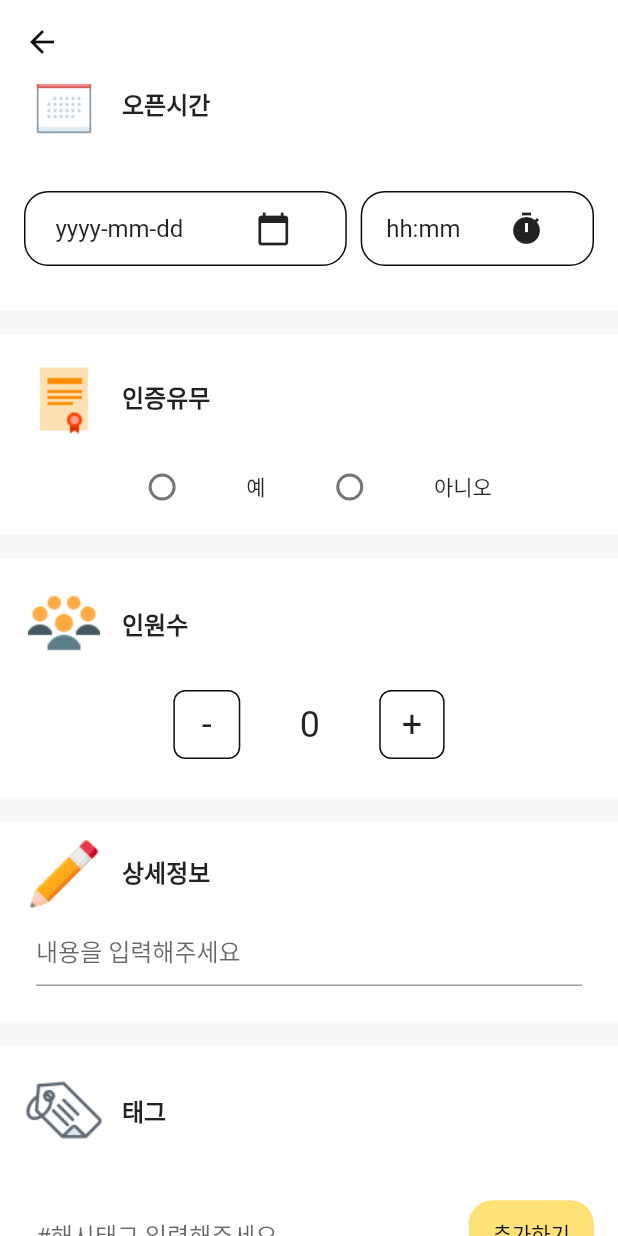
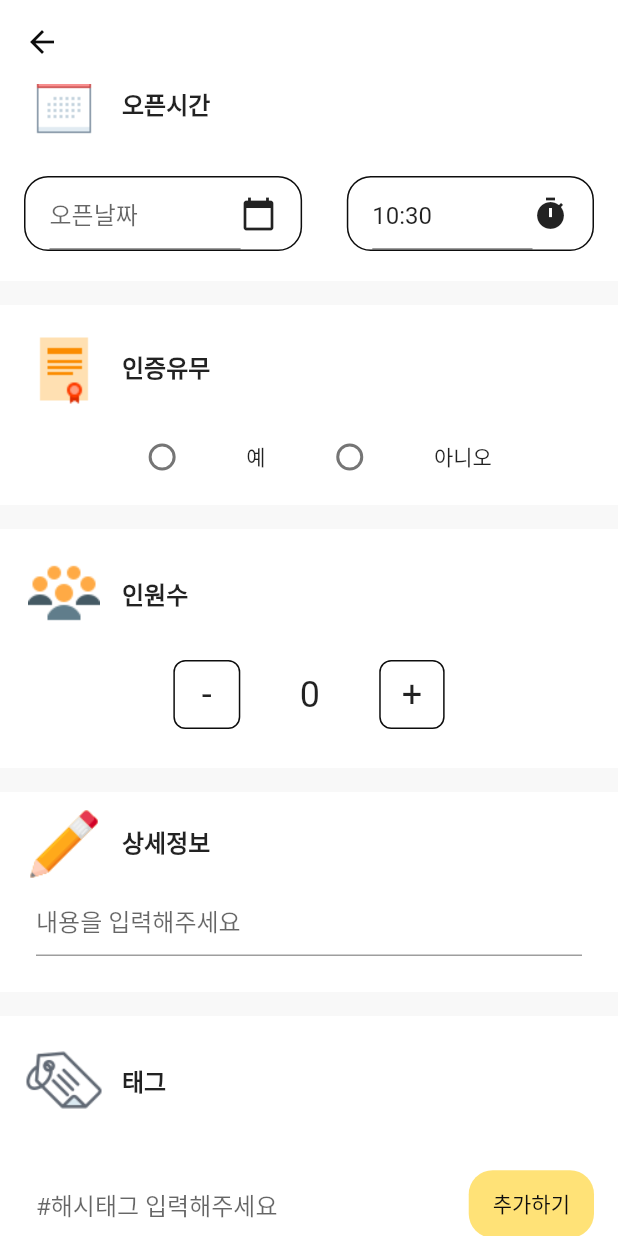
Before and after one commit to jieunlee0106/git_lab, a Flutter app: the SharingRegister screen opened by its route, scrolled down 576 dp, after a tap on the "timer" icon, on a phone screen of 412 x 824 dp. Run offline on Flutter 3.47's test engine with Material 2 defaults, Android fonts, the phone set to English and light mode, and no system bars; our stand-ins replace carousel_slider, flutter_dotenv, flutter_secure_storage, get, image_picker, logger and 1 more; missing offline and left inert: multi_image_picker_view, platform_date_picker, twitter_login; accounts and stored records are empty; network calls fail.

```diff
--- a/fe/user/nnz/lib/src/app.dart
+++ b/fe/user/nnz/lib/src/app.dart
@@ -2,7 +2,6 @@ import 'package:flutter/material.dart';
 import 'package:get/get.dart';
 import 'package:nnz/src/pages/home/home.dart';
 import 'package:nnz/src/pages/user/mypage.dart';
-import 'package:nnz/src/pages/user/register.dart';
 
 import 'components/icon_data.dart';
 import 'controller/bottom_nav_controller.dart';
@@ -14,7 +13,6 @@ class App extends GetView<BottomNavController> {
     return WillPopScope(
         onWillPop: controller.willPopAction,
         child: Obx(() {
-          final token = Get.find<BottomNavController>().accessToken;
           return Scaffold(
             body: IndexedStack(
               index: controller.navIndex.value,
@@ -41,7 +39,7 @@ class App extends GetView<BottomNavController> {
                 ),
                 //mypage
 
-                token == null ? Register() : const MyPage(),
+                const MyPage(),
               ],
             ),
             bottomNavigationBar: BottomNavigationBar(
--- a/fe/user/nnz/lib/src/components/sharing_register_form/open_timer.dart
+++ b/fe/user/nnz/lib/src/components/sharing_register_form/open_timer.dart
@@ -1,14 +1,14 @@
 import 'package:flutter/material.dart';
 import 'package:get/get.dart';
 import 'package:logger/logger.dart';
+import 'package:nnz/src/components/icon_data.dart';
 import 'package:nnz/src/controller/sharing_register_controller.dart';
 import 'package:platform_date_picker/platform_date_picker.dart';
 
 import '../../config/config.dart';
-import '../icon_data.dart';
 
 class OpenTime extends StatefulWidget {
-  const OpenTime({super.key});
+  const OpenTime({Key? key}) : super(key: key);
 
   @override
   State<OpenTime> createState() => _OpenTimeState();
@@ -58,15 +58,13 @@ class _OpenTimeState extends State<OpenTime> {
           ),
           Container(
             padding: const EdgeInsets.symmetric(
-              vertical: 10,
+              vertical: 12,
             ),
             child: Row(
               mainAxisAlignment: MainAxisAlignment.spaceBetween,
               children: [
                 Container(
-                  margin: const EdgeInsets.symmetric(
-                    vertical: 12,
-                  ),
+                  width: Get.width * 0.45,
                   decoration: BoxDecoration(
                     border: Border.all(
                       color: Config.blackColor,
@@ -75,50 +73,24 @@ class _OpenTimeState extends State<OpenTime> {
                   ),
                   child: Container(
                     padding: const EdgeInsets.symmetric(
-                      horizontal: 20,
+                      horizontal: 16,
                     ),
                     child: Row(
+                      mainAxisAlignment: MainAxisAlignment.spaceBetween,
                       children: [
-                        Text(
-                          controller.openDate.value,
-                          style: const TextStyle(
-                            fontSize: 16,
+                        Expanded(
+                          child: TextField(
+                            controller: controller.openDateController,
+                            decoration: const InputDecoration(hintText: "오픈날짜"),
                           ),
                         ),
-                        MaterialButton(
-                          minWidth: 60,
-                          child: const Padding(
-                            padding: EdgeInsets.only(
-                              left: 32,
-                            ),
-                            child: Icon(
-                              Icons.calendar_today,
-                            ),
-                          ),
-                          onPressed: () async {
-                            DateTime? temp = await PlatformDatePicker.showDate(
-                              context: context,
-                              firstDate: DateTime(DateTime.now().year),
-                              initialDate: DateTime.now(),
-                              lastDate: DateTime(DateTime.now().year + 5),
-                            );
-                            if (temp != null) {
-                              setState(() {
-                                date = temp;
-                              });
-                            }
-                            final dateFormat = date.toString().substring(0, 10);
-                            controller.openDate(dateFormat);
-                          },
-                        ),
+                        const Icon(Icons.calendar_today),
                       ],
                     ),
                   ),
                 ),
                 Container(
-                  margin: const EdgeInsets.symmetric(
-                    vertical: 12,
-                  ),
+                  width: Get.width * 0.4,
                   decoration: BoxDecoration(
                     border: Border.all(
                       color: Config.blackColor,
@@ -129,43 +101,38 @@ class _OpenTimeState extends State<OpenTime> {
                     padding: const EdgeInsets.symmetric(
                       horizontal: 16,
                     ),
+                    child: Container(
                       child: Row(
                         mainAxisAlignment: MainAxisAlignment.spaceBetween,
                         children: [
-                        Text(
-                          controller.openTime.value,
-                          style: const TextStyle(
-                            fontSize: 16,
+                          Expanded(
+                            child: TextField(
+                              controller: controller.openTimeController,
+                              decoration:
+                                  const InputDecoration(hintText: "오픈시간"),
                             ),
                           ),
-                        MaterialButton(
-                          minWidth: 60,
-                          child: const Padding(
-                            padding: EdgeInsets.only(
-                              left: 16,
-                            ),
-                            child: Icon(
-                              Icons.timer,
-                            ),
-                          ),
-                          onPressed: () async {
-                            TimeOfDay? temp = await PlatformDatePicker.showTime(
-                              use24hFormat: true,
+                          GestureDetector(
+                              onTap: () async {
+                                TimeOfDay? temp =
+                                    await PlatformDatePicker.showTime(
                                   context: context,
                                   initialTime: time,
                                   showCupertino: true,
-                              showMaterial: true,
-                              height: 200,
+                                  use24hFormat: true,
                                 );
+                                if (temp != null) {
                                   setState(() {
-                              time = temp!;
+                                    time = temp;
                                   });
+                                }
                                 final timeFormat =
                                     time.toString().substring(10, 15);
-                            controller.openTime(timeFormat);
+                                controller.openTimeController.text = timeFormat;
                               },
+                              child: const Icon(Icons.timer)),
+                        ],
                       ),
-                      ],
                     ),
                   ),
                 )
--- a/fe/user/nnz/lib/src/components/sharing_register_form/performance_time.dart
+++ b/fe/user/nnz/lib/src/components/sharing_register_form/performance_time.dart
@@ -1,17 +1,16 @@
 import 'package:flutter/material.dart';
 import 'package:get/get.dart';
 import 'package:logger/logger.dart';
+import 'package:nnz/src/components/icon_data.dart';
+import 'package:nnz/src/config/config.dart';
 import 'package:nnz/src/controller/sharing_register_controller.dart';
 import 'package:platform_date_picker/platform_date_picker.dart';
 
-import '../../config/config.dart';
-import '../icon_data.dart';
-
 class PerformanceTime extends StatefulWidget {
-  const PerformanceTime({super.key});
+  const PerformanceTime({Key? key}) : super(key: key);
 
   @override
-  State<PerformanceTime> createState() => _PerformanceTimeState();
+  _PerformanceTimeState createState() => _PerformanceTimeState();
 }
 
 class _PerformanceTimeState extends State<PerformanceTime> {
@@ -61,40 +60,37 @@ class _PerformanceTimeState extends State<PerformanceTime> {
             margin: const EdgeInsets.symmetric(
               vertical: 12,
             ),
+            child: Row(
+              mainAxisAlignment: MainAxisAlignment.spaceBetween,
+              children: [
+                Container(
+                  width: Get.width * 0.45,
                   decoration: BoxDecoration(
                     border: Border.all(
                       color: Config.blackColor,
                     ),
                     borderRadius: BorderRadius.circular(16),
                   ),
+                  child: Padding(
+                    padding: const EdgeInsets.symmetric(
+                      horizontal: 16,
+                    ),
                     child: Row(
                       mainAxisAlignment: MainAxisAlignment.spaceBetween,
                       children: [
-                Container(
-                  margin: const EdgeInsets.symmetric(
-                    horizontal: 16,
-                  ),
-                  width: Get.width * 0.6,
+                        Expanded(
                           child: TextField(
-                    controller: controller.performController,
+                            controller: controller.performStartController,
                             decoration: const InputDecoration(
-                      hintText: "공연날짜를 선택해주세요",
+                              hintText: "공연 시작일",
                               border: InputBorder.none,
                             ),
                           ),
-                  // Text(
-                  //   controller.performDate.value,
-                  //   style: const TextStyle(
-                  //     fontSize: 16,
-                  //   ),
-                  // ),
                         ),
-                MaterialButton(
-                  child: const Icon(
-                    Icons.calendar_today,
-                  ),
-                  onPressed: () async {
-                    DateTime? temp = await PlatformDatePicker.showDate(
+                        GestureDetector(
+                            onTap: () async {
+                              DateTime? temp =
+                                  await PlatformDatePicker.showDate(
                                 context: context,
                                 firstDate: DateTime(DateTime.now().year),
                                 initialDate: DateTime.now(),
@@ -103,11 +99,64 @@ class _PerformanceTimeState extends State<PerformanceTime> {
                               if (temp != null) {
                                 setState(() {
                                   date = temp;
-                        final dateFormat = date.toString().substring(0, 10);
-                        controller.performController.text = dateFormat;
                                 });
                               }
+                              final dateFormat =
+                                  date.toString().substring(0, 10);
+                              controller.performStartController.text =
+                                  dateFormat;
                             },
+                            child: const Icon(Icons.calendar_today)),
+                      ],
+                    ),
+                  ),
+                ),
+                Container(
+                  width: Get.width * 0.4,
+                  decoration: BoxDecoration(
+                    border: Border.all(
+                      color: Config.blackColor,
+                    ),
+                    borderRadius: BorderRadius.circular(16),
+                  ),
+                  child: Padding(
+                    padding: const EdgeInsets.symmetric(
+                      horizontal: 16,
+                    ),
+                    child: Row(
+                      mainAxisAlignment: MainAxisAlignment.spaceBetween,
+                      children: [
+                        Expanded(
+                          child: TextField(
+                            controller: controller.performEndController,
+                            decoration: const InputDecoration(
+                              hintText: "공연 종료일",
+                              border: InputBorder.none,
+                            ),
+                          ),
+                        ),
+                        GestureDetector(
+                            onTap: () async {
+                              DateTime? temp =
+                                  await PlatformDatePicker.showDate(
+                                context: context,
+                                firstDate: DateTime(DateTime.now().year),
+                                initialDate: DateTime.now(),
+                                lastDate: DateTime(DateTime.now().year + 5),
+                              );
+                              if (temp != null) {
+                                setState(() {
+                                  date = temp;
+                                });
+                              }
+                              final dateFormat =
+                                  date.toString().substring(0, 10);
+                              controller.performEndController.text = dateFormat;
+                            },
+                            child: const Icon(Icons.calendar_today)),
+                      ],
+                    ),
+                  ),
                 ),
               ],
             ),
--- a/fe/user/nnz/lib/src/controller/sharing_register_controller.dart
+++ b/fe/user/nnz/lib/src/controller/sharing_register_controller.dart
@@ -1,4 +1,5 @@
 import 'package:flutter/material.dart';
+import 'package:flutter_secure_storage/flutter_secure_storage.dart';
 import 'package:get/get.dart';
 import 'package:logger/logger.dart';
 import 'package:multi_image_picker_view/multi_image_picker_view.dart';
@@ -19,24 +20,25 @@ class SharingRegisterController extends GetxController {
   late final movieController;
   late final conditionController;
   late final hashTagController;
-  late final performController;
+  late final performStartController;
+  late final performEndController;
+  late final openDateController;
+  late final openTimeController;
   List<ImageFile> imageList = [];
   RxList<String> conList = RxList<String>();
   RxList<String> tagList = RxList<String>();
-  RxString performDate = "공연날짜 선택해주세요".obs;
-  RxString openDate = "yyyy-mm-dd".obs;
-  RxString openTime = "hh:mm".obs;
   RxString testText = "".obs;
 
   RxBool isAuthentication = false.obs;
 
   RxInt peopleCount = 0.obs;
   final logger = Logger();
+  final storage = FlutterSecureStorage();
   @override
   void onInit() {
     super.onInit();
     imageController = MultiImagePickerController(
-        maxImages: 5,
+        maxImages: 4,
         withReadStream: true,
         allowedImageTypes: ['png', 'jpg', 'jpeg']);
     titleController = TextEditingController();
@@ -50,7 +52,15 @@ class SharingRegisterController extends GetxController {
     movieController = TextEditingController();
     conditionController = TextEditingController();
     hashTagController = TextEditingController();
-    performController = TextEditingController();
+    performStartController = TextEditingController();
+    performEndController = TextEditingController();
+    openDateController = TextEditingController();
+    openTimeController = TextEditingController();
+  }
+
+  Future<String> getToken() async {
+    final accessToken = await storage.read(key: 'accessToken');
+    return accessToken!;
   }
 
   void onChange(String text) {
@@ -122,7 +132,7 @@ class SharingRegisterController extends GetxController {
               ],
             );
           });
-    } else if (performController.text.length <= 0) {
+    } else if (performStartController.text.length <= 0) {
       showDialog(
           context: Get.context!,
           builder: (context) {
--- a/fe/user/nnz/lib/src/pages/share/sharing_register.dart
+++ b/fe/user/nnz/lib/src/pages/share/sharing_register.dart
@@ -1,5 +1,6 @@
 import 'package:flutter/material.dart';
 import 'package:get/get.dart';
+import 'package:nnz/src/pages/user/register.dart';
 
 import '../../components/sharing_register_form/authenticaion.dart';
 import '../../components/sharing_register_form/condition_container.dart';
@@ -14,12 +15,31 @@ import '../../components/sharing_register_form/sharing_choice.dart';
 import '../../components/sharing_register_form/sharing_title.dart';
 import '../../controller/sharing_register_controller.dart';
 
-class SharingRegister extends StatelessWidget {
-  SharingRegister({super.key});
+class SharingRegister extends StatefulWidget {
+  const SharingRegister({super.key});
+
+  @override
+  State<SharingRegister> createState() => _SharingRegisterState();
+}
+
+class _SharingRegisterState extends State<SharingRegister> {
   final controller = Get.put(SharingRegisterController());
+  String? token;
+  @override
+  void initState() {
+    super.initState();
+    controller.getToken().then((value) {
+      setState(() {
+        token = value;
+      });
+    });
+  }
+
   @override
   Widget build(BuildContext context) {
-    return GestureDetector(
+    return token == null
+        ? Register()
+        : GestureDetector(
             onTap: () {
               FocusScope.of(context).unfocus();
             },
```
Also changed, not shown: fe/user/nnz/lib/src/controller/bottom_nav_controller.dart (+9 -5 lines), fe/user/nnz/lib/src/pages/user/mypage.dart (+8 -12 lines). Lines whose indentation alone changed are shown as unchanged.
